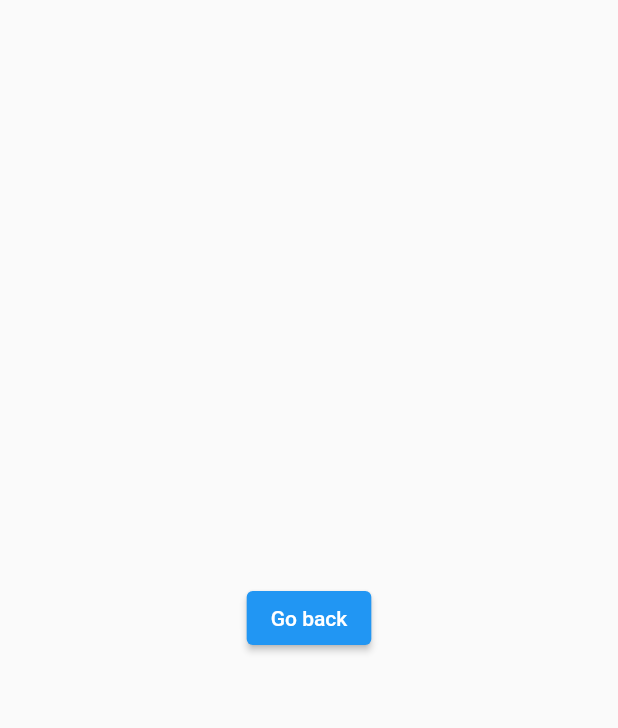
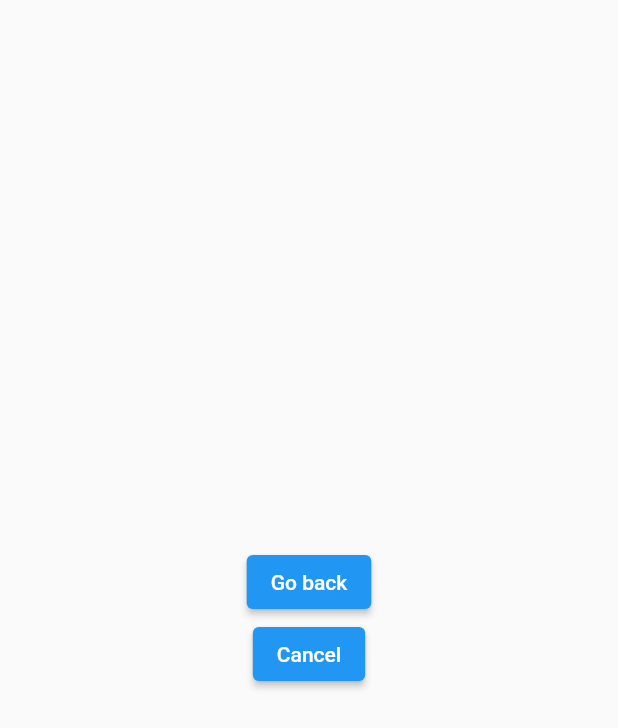
Before and after one commit to NoelKenfack12/flutter-for-begginers, a Flutter app: the screen it shows after launch, after a tap on "Press this", on a phone screen of 412 x 824 dp. Shown: the top 728 px of the screen. Run offline on Flutter 3.47's test engine with Material 2 defaults, Android fonts, the phone set to English and light mode, and no system bars.

Commit message:
end navigateur 1.0

```diff
--- a/lib/main.dart
+++ b/lib/main.dart
@@ -24,7 +24,18 @@ class MyApp extends StatelessWidget {
         // is not restarted.
         primarySwatch: Colors.blue,
       ),
-      home: const MyHomePage(title: 'Flutter Demo Home Page'),
+      //home: const MyHomePage(title: 'Flutter Demo Home Page'),
+      /*routes: {
+        '/': (context) => MyHomePage(title: 'Flutter New App'),
+        '/screen2': (context) => AnotherScreen(title: "Go back"),
+      },*/
+      onGenerateRoute: (settings) {
+        if (settings.name == '/') {
+          return MaterialPageRoute(builder: (context) =>    MyHomePage(title: "Flutter Demo Home Page"));
+        } else if (settings.name == '/screen2') {
+          return MaterialPageRoute(builder: (context) =>    AnotherScreen(title: settings.arguments as String));
+        }
+      },
     );
   }
 }
@@ -104,11 +115,14 @@ class _MyHomePageState extends State<MyHomePage> {
             ),
             ElevatedButton(
               child: Text('Press this'),
-              onPressed: () {
-                Navigator.of(context).push(
+              onPressed: () async {
+                bool? outcome = await Navigator.of(context).push(
                   MaterialPageRoute(builder: (context) {
                     return AnotherScreen(title: "Go back");
                   }),
+                );
+                ScaffoldMessenger.of(context).showSnackBar(
+                  SnackBar(content: Text("$outcome")),
                 );
               },
             ),
@@ -131,12 +145,22 @@ class AnotherScreen extends StatelessWidget {
   Widget build(BuildContext context) {
     return Scaffold(
       body: Center(
-        child: ElevatedButton(
-          child: Text(title),
-          onPressed: () {
-            // To be added
-            Navigator.of(context).pop();
-          },
+        child: Column(
+          mainAxisAlignment: MainAxisAlignment.center,
+          children: [
+            ElevatedButton(
+              child: Text(title),
+              onPressed: () {
+                Navigator.of(context).pop(true);
+              },
+            ),
+            ElevatedButton(
+              child: Text("Cancel"),
+              onPressed: () {
+                Navigator.of(context).pop(false);
+              },
+            ),
+          ],
         ),
       ),
     );
```
